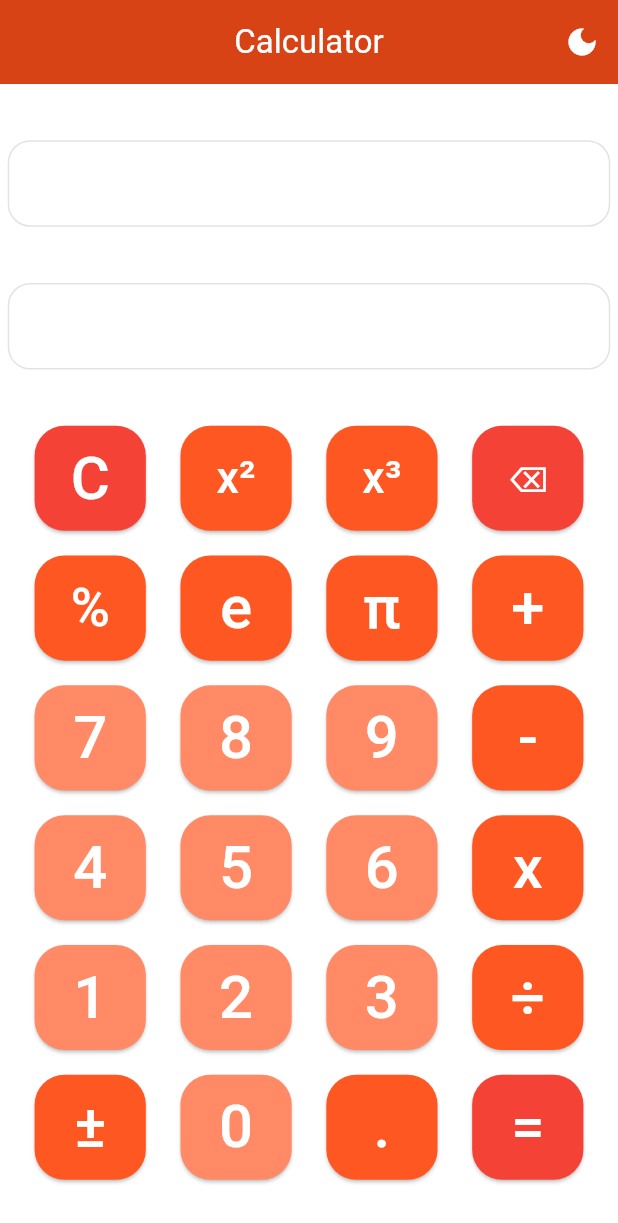
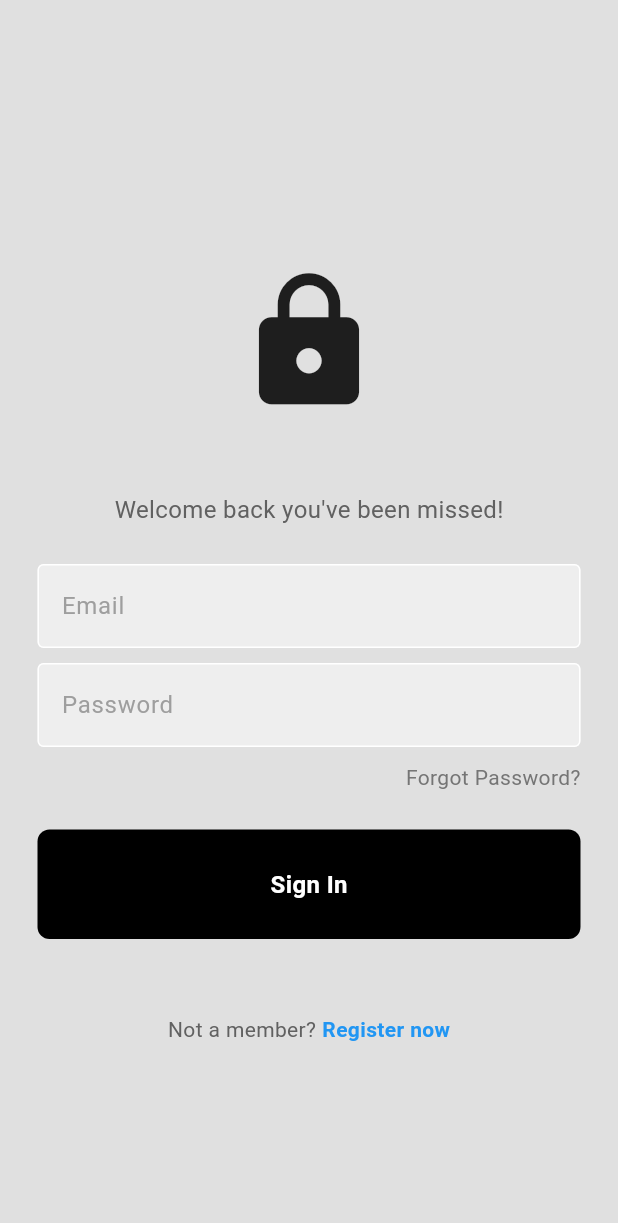
Before and after one commit to Krystizz/Calculator-App-DevSoc, a Flutter app: the screen it shows after launch, on a phone screen of 412 x 824 dp. Shown: the top 1223 px of the screen. Run offline on Flutter 3.47's test engine with Material 3 defaults, Android fonts, the phone set to English and light mode, and no system bars; our stand-ins replace firebase_auth, firebase_core; accounts and stored records are empty.

Commit message:
Login Page

```diff
--- /dev/null
+++ b/lib/login_page.dart
@@ -0,0 +1,215 @@
+import 'package:flutter/material.dart';
+import 'package:firebase_auth/firebase_auth.dart';
+import 'package:calculator/main.dart';
+
+class AuthPage extends StatelessWidget {
+  const AuthPage({super.key});
+
+  @override
+  Widget build(BuildContext context) {
+    return Scaffold(
+      body: StreamBuilder<User?>(
+        stream: FirebaseAuth.instance.authStateChanges(),
+        builder: (context, snapshot) {
+          if (snapshot.hasData) {
+            return const MyHomePage(title : 'Calculator');
+          }
+          else {
+            return const LoginPage();
+          }
+        },
+      ),
+    );
+  }
+}
+
+class MyTextField extends StatelessWidget {
+  final TextEditingController controller;
+  final String hintText;
+  final bool obscureText;
+
+  const MyTextField({
+    super.key,
+    required this.controller,
+    required this.hintText,
+    required this.obscureText,
+  });
+
+  @override
+  Widget build(BuildContext context) {
+    return Padding(
+      padding: const EdgeInsets.symmetric(horizontal: 25.0),
+      child: TextField(
+        controller: controller,
+        obscureText: obscureText,
+        decoration: InputDecoration(
+            enabledBorder: const OutlineInputBorder(
+              borderSide: BorderSide(color: Colors.white),
+            ),
+            focusedBorder: OutlineInputBorder(
+              borderSide: BorderSide(color: Colors.grey.shade400),
+            ),
+            fillColor: Colors.grey.shade200,
+            filled: true,
+            hintText: hintText,
+            hintStyle: TextStyle(color: Colors.grey[500])),
+      ),
+    );
+  }
+}
+
+class MyButton extends StatelessWidget {
+  final Function()? onTap;
+
+  const MyButton({super.key, required this.onTap});
+
+  @override
+  Widget build(BuildContext context) {
+    return GestureDetector(
+      onTap: onTap,
+      child: Container(
+        padding: const EdgeInsets.all(25),
+        margin: const EdgeInsets.symmetric(horizontal: 25),
+        decoration: BoxDecoration(
+          color: Colors.black,
+          borderRadius: BorderRadius.circular(8),
+        ),
+        child: const Center(
+          child: Text(
+            "Sign In",
+            style: TextStyle(
+              color: Colors.white,
+              fontWeight: FontWeight.bold,
+              fontSize: 16,
+            ),
+          ),
+        ),
+      ),
+    );
+  }
+}
+
+class LoginPage extends StatefulWidget {
+  const LoginPage({super.key});
+
+  @override
+  State<LoginPage> createState() => _LoginPageState();
+}
+
+class _LoginPageState extends State<LoginPage> {
+
+  final emailController = TextEditingController();
+  final passwordController = TextEditingController();
+
+  void showErrorMessage(String msg) {
+    showDialog(context: context, builder: (context) {
+      return AlertDialog(
+        backgroundColor: Colors.deepPurple,
+        title: Center(child: Text(msg, style: const TextStyle(color: Colors.white))),
+      );
+    });
+  }
+
+  void signUserIn() async {
+    showDialog(context: context, builder: (context) {
+      return const Center(child: CircularProgressIndicator());
+    });
+    try {
+      await FirebaseAuth.instance.signInWithEmailAndPassword(
+      email: emailController.text,
+      password: passwordController.text,
+    );
+    if (mounted) {Navigator.pop(context);}
+    }
+    on FirebaseAuthException catch (e) {
+      if (mounted) {Navigator.pop(context);}
+      if (e.code == 'user-not-found') {
+        showErrorMessage('Incorrect Email');
+      }
+      else if (e.code == 'wrong-password') {
+        showErrorMessage('Incorrect Password');
+      }
+    }
+  }
+
+  @override
+  Widget build(BuildContext context) {
+    return Scaffold(
+      backgroundColor: Colors.grey[300],
+      body: SafeArea(
+        child: Center(
+          child: SingleChildScrollView(
+            child: Column(
+              mainAxisAlignment: MainAxisAlignment.center,
+              children: [
+                const SizedBox(height: 50),
+                const Icon(Icons.lock,size: 100,),
+                const SizedBox(height: 50),
+
+                Text(
+                  'Welcome back you\'ve been missed!',
+                  style: TextStyle(
+                    color: Colors.grey[700],
+                    fontSize: 16,
+                  ),
+                ),
+                const SizedBox(height: 25),
+
+                MyTextField(
+                  controller: emailController,
+                  hintText: 'Email',
+                  obscureText: false,
+                ),
+                const SizedBox(height: 10),
+
+                MyTextField(
+                  controller: passwordController,
+                  hintText: 'Password',
+                  obscureText: true,
+                ),
+                const SizedBox(height: 10),
+
+                Padding(
+                  padding: const EdgeInsets.symmetric(horizontal: 25.0),
+                  child: Row(
+                    mainAxisAlignment: MainAxisAlignment.end,
+                    children: [
+                      Text(
+                        'Forgot Password?',
+                        style: TextStyle(color: Colors.grey[600]),
+                      ),
+                    ],
+                  ),
+                ),
+                const SizedBox(height: 25),
+
+                MyButton(
+                  onTap: signUserIn,
+                ),
+                const SizedBox(height: 50),
+
+                Row(
+                  mainAxisAlignment: MainAxisAlignment.center,
+                  children: [
+                    Text(
+                      'Not a member?',
+                      style: TextStyle(color: Colors.grey[700]),
+                    ),
+                    const SizedBox(width: 4),
+                    const Text(
+                      'Register now',
+                      style: TextStyle(
+                        color: Colors.blue,
+                        fontWeight: FontWeight.bold,
+                      ),
+                    ),
+                  ],
+                )
+              ],
+            ),
+          ),
+        ),
+      ),
+    );
+  }
+}
--- a/lib/main.dart
+++ b/lib/main.dart
@@ -1,11 +1,18 @@
 import 'package:flutter/material.dart';
 import 'package:flutter/services.dart';
+import 'package:firebase_auth/firebase_auth.dart';
+import 'package:firebase_core/firebase_core.dart';
+import 'firebase_options.dart';
+import 'login_page.dart';
 
 void main() async {
   WidgetsFlutterBinding.ensureInitialized();
   await SystemChrome.setPreferredOrientations([
     DeviceOrientation.portraitUp,
   ]);
+  await Firebase.initializeApp(
+  options: DefaultFirebaseOptions.currentPlatform,
+);
   runApp(const MyApp());
 }
 
@@ -21,7 +28,7 @@ class MyApp extends StatelessWidget {
         useMaterial3: true,
         scaffoldBackgroundColor: Colors.white,
         ),
-      home: const MyHomePage(title: 'Calculator'),
+      home: const AuthPage(),
     );
   }
 }
@@ -30,6 +37,7 @@ class MyHomePage extends StatefulWidget {
   const MyHomePage({super.key, required this.title});
 
   final String title;
+  // final user = FirebaseAuth.instance.currentUser!;
 
   @override
   State<MyHomePage> createState() => _MyHomePageState();
@@ -116,7 +124,7 @@ class _MyHomePageState extends State<MyHomePage> {
             oper = '';
           }
         }
-        _checkifint();
+        _setprecision();
       }
       else {
         justcalc = false;
@@ -169,7 +177,7 @@ class _MyHomePageState extends State<MyHomePage> {
     setState(() {
       temp = double.parse(ans) * (-1.0);
       ans = temp.toString();
-      _checkifint();
+      _setprecision();
       justcalc == false;
     });
   }
@@ -178,7 +186,7 @@ class _MyHomePageState extends State<MyHomePage> {
     setState(() {
       temp = double.parse(ans) / 100.0;
       ans = temp.toString();
-      _checkifint();
+      _setprecision();
       justcalc == true;
     });
   }
@@ -203,7 +211,7 @@ class _MyHomePageState extends State<MyHomePage> {
     setState(() {
       temp = double.parse(ans);
       ans = (temp * temp).toString();
-      _checkifint();
+      _setprecision();
       justcalc == true;
     });
   }
@@ -212,24 +220,23 @@ class _MyHomePageState extends State<MyHomePage> {
     setState(() {
       temp = double.parse(ans);
       ans = (temp * temp * temp).toString();
-      _checkifint();
+      _setprecision();
       justcalc == true;
     });
   }
 
-  void _checkifint(){
+  void _setprecision(){
     setState(() {
       temp = double.parse(ans);
-      if (temp.abs() >= 1e8 || temp.abs() <= 1e-8) {
-        ans = temp.toStringAsExponential();
-      }
-      if ((temp - (temp.round()).toDouble()).abs() <= 0.000000001) {
+      if ((temp - (temp.round()).toDouble()).abs() < 1e-12) {
         ans = (temp.round()).toString();
       }
       temp = double.parse(prev);
-      if (prev.isNotEmpty && (temp - (temp.round()).toDouble()).abs() <= 0.000000001) {
+      if (prev.isNotEmpty && (temp - (temp.round()).toDouble()).abs() < 1e-12) {
           prev = ((double.parse(prev)).round()).toString();
       }
+      ans = ans.toString();
+      prev = prev.toString();
     });
   }
 
@@ -280,6 +287,10 @@ class _MyHomePageState extends State<MyHomePage> {
     });
   }
 
+  void _signout() {
+    FirebaseAuth.instance.signOut();
+  }
+
   @override
   Widget build(BuildContext context) {
 
@@ -302,7 +313,15 @@ class _MyHomePageState extends State<MyHomePage> {
               setState(() {
                 _darkTheme();
               });
-            },),],
+            },),
+            IconButton(
+            icon: const Icon(Icons.logout),
+            onPressed: () {
+              setState(() {
+                _signout();
+              });
+            },)
+            ],
       ),
 
       body:
--- a/pubspec.yaml
+++ b/pubspec.yaml
@@ -35,6 +35,8 @@ dependencies:
   # The following adds the Cupertino Icons font to your application.
   # Use with the CupertinoIcons class for iOS style icons.
   cupertino_icons: ^1.0.2
+  firebase_auth : ^4.17.4
+  firebase_core : ^2.25.4
 
 dev_dependencies:
   flutter_test:
@@ -45,7 +47,7 @@ dev_dependencies:
   # activated in the `analysis_options.yaml` file located at the root of your
   # package. See that file for information about deactivating specific lint
   # rules and activating additional ones.
-  flutter_lints: ^2.0.0
+  flutter_lints: ^3.0.1
 
 # For information on the generic Dart part of this file, see the
 # following page: https://dart.dev/tools/pub/pubspec
```
Also changed, not shown: lib/firebase_options.dart (added), lib/images/apple.png (added), lib/images/google.png (added), pubspec.lock, 3 other files.
